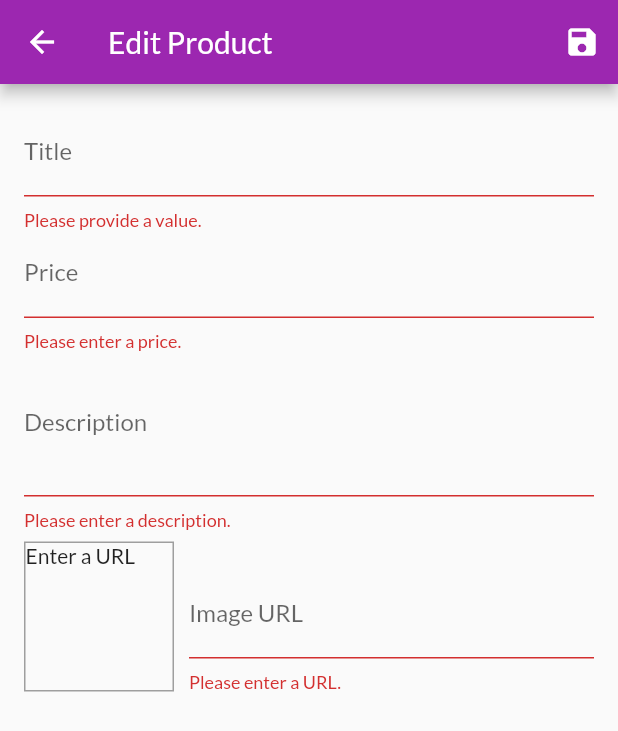
After one commit to sidpatel-github/shopping-app, a Flutter app: the EditProductScreen screen opened by its route, after a tap on the "save" icon, on a phone screen of 412 x 824 dp. The commit adds this screen. Shown: the top 731 px of the screen. Run offline on Flutter 3.47's test engine with Material 2 defaults, Android fonts, the phone set to English and light mode, and no system bars; network calls fail.

Commit message:
added product owner section for adding more products

```diff
--- a/lib/main.dart
+++ b/lib/main.dart
@@ -3,9 +3,11 @@ import 'package:provider/provider.dart';
 import 'package:shop_app/providers/cart.dart';
 import 'package:shop_app/providers/orders.dart';
 import 'package:shop_app/providers/products.dart';
+import 'package:shop_app/screens/edit_product_screen.dart';
 import 'package:shop_app/screens/orders_screen.dart';
 import 'package:shop_app/screens/product_detail_screen.dart';
 import 'package:shop_app/screens/products_overview_screen.dart';
+import 'package:shop_app/screens/user_products_screen.dart';
 
 import 'screens/cart_screen.dart';
 
@@ -46,6 +48,8 @@ class MyApp extends StatelessWidget {
           ProductDetailScreen.routeName: (ctx) => ProductDetailScreen(),
           CartScreen.routeName: (ctx) => CartScreen(),
           OrdersScreen.routeName: (ctx) => OrdersScreen(),
+          UserProductsScreen.routeName: (ctx) => UserProductsScreen(),
+          EditProductScreen.routeName: (ctx) => EditProductScreen(),
         },
       ),
     );
--- a/lib/providers/products.dart
+++ b/lib/providers/products.dart
@@ -68,7 +68,28 @@ class Products with ChangeNotifier {
     notifyListeners();
   }
 
-  void addProduct() {
+  void addProduct(Product product) {
+    final newProduct = Product(
+      id: DateTime.now().toString(),
+      title: product.title,
+      price: product.price,
+      description: product.description,
+      imageUrl: product.imageUrl,
+    );
+    _items.add(newProduct);
+    notifyListeners();
+  }
+
+  void updateProduct(String id, Product newProduct) {
+    final prodIndex = _items.indexWhere((prod) => prod.id == id);
+    if (prodIndex >= 0) {
+      _items[prodIndex] = newProduct;
+      notifyListeners();
+    }
+  }
+
+  void deleteProduct(String id) {
+    _items.removeWhere((prod) => prod.id == id);
     notifyListeners();
   }
 }
--- /dev/null
+++ b/lib/screens/edit_product_screen.dart
@@ -0,0 +1,261 @@
+import 'package:flutter/material.dart';
+import 'package:provider/provider.dart';
+import 'package:shop_app/providers/product.dart';
+import 'package:shop_app/providers/products.dart';
+
+class EditProductScreen extends StatefulWidget {
+  static const routeName = '/edit-product';
+
+  @override
+  _EditProductScreenState createState() => _EditProductScreenState();
+}
+
+class _EditProductScreenState extends State<EditProductScreen> {
+  // this will shift focus from form elements
+  final _priceFocusNode = FocusNode();
+  final _descriptionFocusNode = FocusNode();
+  final _imageUrlController = TextEditingController();
+  final _imageUrlFocusNode = FocusNode();
+  final _form = GlobalKey<FormState>();
+  var _editedProduct = Product(
+    id: null,
+    title: '',
+    price: 0,
+    description: '',
+    imageUrl: '',
+  );
+
+  var _initValues = {
+    'title': '',
+    'description': '',
+    'price': '',
+    'imageUrl': '',
+  };
+
+  var _isInit = true;
+  @override
+  void initState() {
+    // TODO: implement initState
+    _imageUrlFocusNode.addListener(_updateImageUrl);
+    super.initState();
+  }
+
+  @override
+  void didChangeDependencies() {
+    if (_isInit) {
+      final productId = ModalRoute.of(context).settings.arguments as String;
+      if (productId != null) {
+        _editedProduct =
+            Provider.of<Products>(context, listen: false).findById(productId);
+        _initValues = {
+          'title': _editedProduct.title,
+          'description': _editedProduct.description,
+          'price': _editedProduct.price.toString(),
+          'imageUrl': '',
+        };
+        _imageUrlController.text = _editedProduct.imageUrl;
+      }
+    }
+    _isInit = false;
+    super.didChangeDependencies();
+  }
+
+  @override
+  void dispose() {
+    // TODO: implement dispose
+    _priceFocusNode.dispose();
+    _descriptionFocusNode.dispose();
+    _imageUrlController.dispose();
+    _imageUrlFocusNode.dispose();
+    _imageUrlFocusNode.removeListener(_updateImageUrl);
+    super.dispose();
+  }
+
+  void _updateImageUrl() {
+    // here we are updating image if we loses our focus form imageUrl textbox
+    if (!_imageUrlFocusNode.hasFocus) {
+      setState(() {});
+    }
+  }
+
+  void _saveForm() {
+    final isValid = _form.currentState.validate();
+    if (!isValid) {
+      return;
+    }
+    _form.currentState.save();
+    if (_editedProduct.id != null) {
+      Provider.of<Products>(context, listen: false)
+          .updateProduct(_editedProduct.id, _editedProduct);
+    } else {
+      Provider.of<Products>(context, listen: false).addProduct(_editedProduct);
+    }
+    Navigator.of(context).pop();
+  }
+
+  @override
+  Widget build(BuildContext context) {
+    return Scaffold(
+      appBar: AppBar(
+        title: Text('Edit Product'),
+        actions: <Widget>[
+          IconButton(
+            icon: Icon(Icons.save),
+            onPressed: _saveForm,
+          ),
+        ],
+      ),
+      body: Padding(
+        padding: const EdgeInsets.all(16.0),
+        child: Form(
+          // autovalidate will validate form on each key stroke
+          // autovalidate: true,
+          key: _form,
+          child: ListView(
+            children: <Widget>[
+              TextFormField(
+                initialValue: _initValues['title'],
+                decoration: InputDecoration(labelText: 'Title'),
+                textInputAction: TextInputAction.next,
+                onFieldSubmitted: (_) {
+                  FocusScope.of(context).requestFocus(_priceFocusNode);
+                },
+                validator: (value) {
+                  if (value.isEmpty) {
+                    return 'Please provide a value.';
+                  }
+                  return null;
+                },
+                onSaved: (value) {
+                  _editedProduct = Product(
+                    id: _editedProduct.id,
+                    isFavorite: _editedProduct.isFavorite,
+                    title: value,
+                    description: _editedProduct.description,
+                    price: _editedProduct.price,
+                    imageUrl: _editedProduct.imageUrl,
+                  );
+                },
+              ),
+              TextFormField(
+                initialValue: _initValues['price'],
+                decoration: InputDecoration(labelText: 'Price'),
+                textInputAction: TextInputAction.next,
+                keyboardType: TextInputType.number,
+                focusNode: _priceFocusNode,
+                onFieldSubmitted: (_) {
+                  FocusScope.of(context).requestFocus(_descriptionFocusNode);
+                },
+                validator: (value) {
+                  if (value.isEmpty) {
+                    return 'Please enter a price.';
+                  }
+                  if (double.tryParse(value) == null) {
+                    return 'Please enter a valid number';
+                  }
+                  if (double.parse(value) <= 0) {
+                    return 'Please enter a number greater than 0';
+                  }
+                  return null;
+                },
+                onSaved: (value) {
+                  _editedProduct = Product(
+                    id: _editedProduct.id,
+                    isFavorite: _editedProduct.isFavorite,
+                    title: _editedProduct.title,
+                    description: _editedProduct.description,
+                    price: double.parse(value),
+                    imageUrl: _editedProduct.imageUrl,
+                  );
+                },
+              ),
+              TextFormField(
+                initialValue: _initValues['description'],
+                decoration: InputDecoration(labelText: 'Description'),
+                maxLines: 3,
+                keyboardType: TextInputType.multiline,
+                focusNode: _descriptionFocusNode,
+                validator: (value) {
+                  if (value.isEmpty) {
+                    return 'Please enter a description.';
+                  }
+                  if (value.length < 10) {
+                    return 'Should be at least 10 characters long.';
+                  }
+                  return null;
+                },
+                onSaved: (value) {
+                  _editedProduct = Product(
+                    id: _editedProduct.id,
+                    isFavorite: _editedProduct.isFavorite,
+                    title: _editedProduct.title,
+                    description: value,
+                    price: _editedProduct.price,
+                    imageUrl: _editedProduct.imageUrl,
+                  );
+                },
+              ),
+              Row(
+                crossAxisAlignment: CrossAxisAlignment.end,
+                children: <Widget>[
+                  Container(
+                    width: 100,
+                    height: 100,
+                    margin: EdgeInsets.only(
+                      top: 8,
+                      right: 10,
+                    ),
+                    decoration: BoxDecoration(
+                      border: Border.all(
+                        width: 1,
+                        color: Colors.grey,
+                      ),
+                    ),
+                    child: _imageUrlController.text.isEmpty
+                        ? Text('Enter a URL')
+                        : FittedBox(
+                            child: Image.network(
+                              _imageUrlController.text,
+                              fit: BoxFit.cover,
+                            ),
+                          ),
+                  ),
+                  Expanded(
+                    child: TextFormField(
+                      // controller and initialValue will not work together
+                      // initialValue: _initValues['imageUrl'],
+                      decoration: InputDecoration(labelText: 'Image URL'),
+                      keyboardType: TextInputType.url,
+                      textInputAction: TextInputAction.done,
+                      controller: _imageUrlController,
+                      focusNode: _imageUrlFocusNode,
+                      onFieldSubmitted: (_) {
+                        _saveForm();
+                      },
+                      validator: (value) {
+                        if (value.isEmpty) {
+                          return 'Please enter a URL.';
+                        }
+                        return null;
+                      },
+                      onSaved: (value) {
+                        _editedProduct = Product(
+                          id: _editedProduct.id,
+                          isFavorite: _editedProduct.isFavorite,
+                          title: _editedProduct.title,
+                          description: _editedProduct.description,
+                          price: _editedProduct.price,
+                          imageUrl: value,
+                        );
+                      },
+                    ),
+                  ),
+                ],
+              )
+            ],
+          ),
+        ),
+      ),
+    );
+  }
+}
--- a/lib/widgets/app_drawer.dart
+++ b/lib/widgets/app_drawer.dart
@@ -1,5 +1,6 @@
 import 'package:flutter/material.dart';
 import 'package:shop_app/screens/orders_screen.dart';
+import 'package:shop_app/screens/user_products_screen.dart';
 
 class AppDrawer extends StatelessWidget {
   @override
@@ -29,6 +30,15 @@ class AppDrawer extends StatelessWidget {
               Navigator.of(context)
                   .pushReplacementNamed(OrdersScreen.routeName);
             },
+          ),
+          Divider(),
+          ListTile(
+            leading: Icon(Icons.edit),
+            title: Text('Manage Products'),
+            onTap: () {
+              Navigator.of(context)
+                  .pushReplacementNamed(UserProductsScreen.routeName);
+            },
           )
         ],
       ),
```
Also changed, not shown: lib/providers/cart.dart (+20 -0 lines), lib/screens/user_products_screen.dart (added, +47 -0 lines), lib/widgets/cart_item.dart (+23 -0 lines), lib/widgets/product_item.dart (+13 -0 lines), lib/widgets/user_product_item.dart (added, +44 -0 lines).
